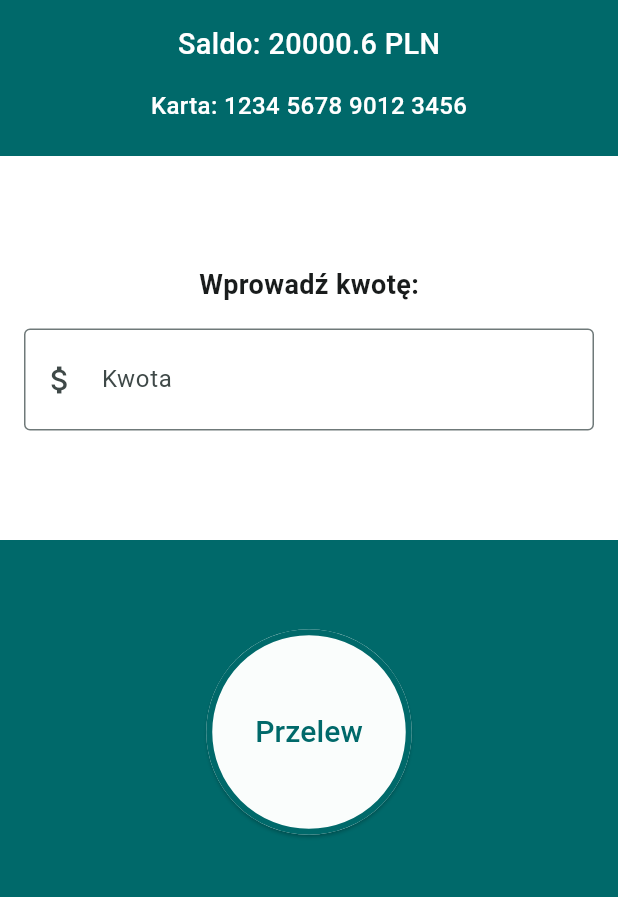
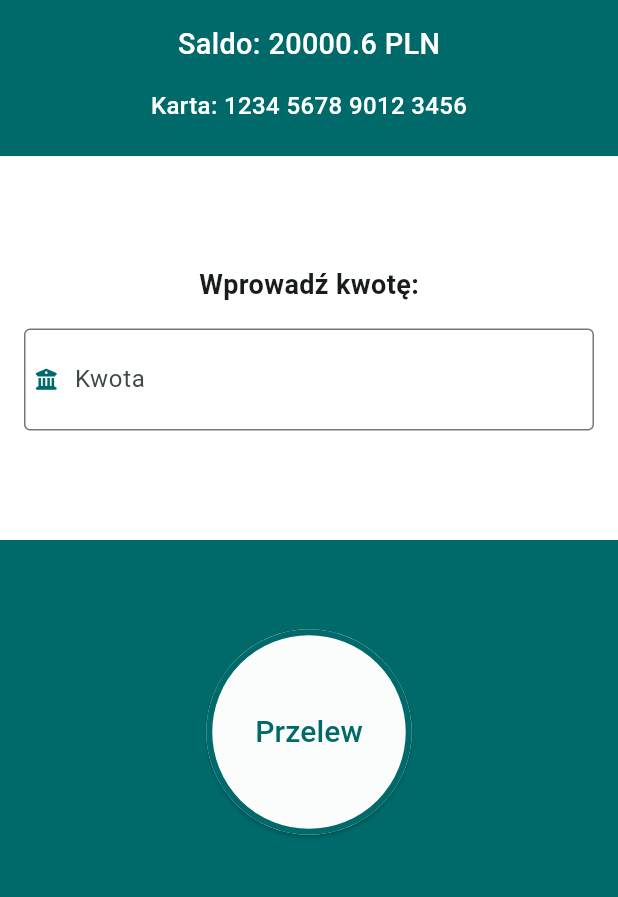
Before and after one commit to pawelwlazlo/flutter_playground, a Flutter app: the BankPage screen opened directly, on a phone screen of 412 x 824 dp, the part 312-1209 px from its top. Run offline on Flutter 3.47's test engine with Material 2 defaults, Android fonts, the light colour scheme and no system bars; our stand-ins replace dartz, decimal, dynamic_color, equatable, flutter_bloc, font_awesome_flutter and 1 more; Roboto replaces fonts that are missing (Rubik).

Commit message:
dodanie ikonki banku

```diff
--- a/lib/application/pages/bank/widgets/center_section.dart
+++ b/lib/application/pages/bank/widgets/center_section.dart
@@ -1,6 +1,7 @@
 import 'package:flutter/material.dart';
 import 'package:flutter/services.dart';
 import 'package:flutter_bloc/flutter_bloc.dart';
+import 'package:font_awesome_flutter/font_awesome_flutter.dart';
 
 import '../cubit/bank_cubit.dart';
 
@@ -56,6 +57,7 @@ class KwotaPrompt extends StatelessWidget {
 
   @override
   Widget build(BuildContext context) {
+    final theme = Theme.of(context);
     final TextEditingController amountController = TextEditingController();
     return Container(
       padding: const EdgeInsets.symmetric(horizontal: 16),
@@ -75,8 +77,16 @@ class KwotaPrompt extends StatelessWidget {
             ],
             decoration: InputDecoration(
               labelText: 'Kwota',
-              border: OutlineInputBorder(),
-              prefixIcon: Icon(Icons.attach_money),
+              border: const OutlineInputBorder(),
+              prefixIconConstraints: BoxConstraints(),
+              prefixIcon: Padding(
+                padding: const EdgeInsets.all(8),
+                child: FaIcon(
+                  FontAwesomeIcons.buildingColumns,
+                  size: 14,
+                  color: theme.colorScheme.primary,
+                ), // Icon(Icons.attach_money),
+              ),
             ),
             textAlign: TextAlign.center,
             style: const TextStyle(fontSize: 24, fontWeight: FontWeight.bold),
--- a/lib/application/pages/login/login_page.dart
+++ b/lib/application/pages/login/login_page.dart
@@ -79,7 +79,7 @@ class LoginWidget extends StatelessWidget {
           children: [
             Expanded(
               child: Image.asset(
-                'assets/alior_logo.png',
+                'assets/eb.png',
                 fit: BoxFit.contain,
               ),
             ),
--- a/pubspec.yaml
+++ b/pubspec.yaml
@@ -36,6 +36,7 @@ flutter:
 
 
   assets:
+    - assets/eb.png
     - assets/alior_logo.png
     - assets/ing_logo.png
     - assets/icons/blik.svg
```
Also changed, not shown: assets/eb.png (added).
